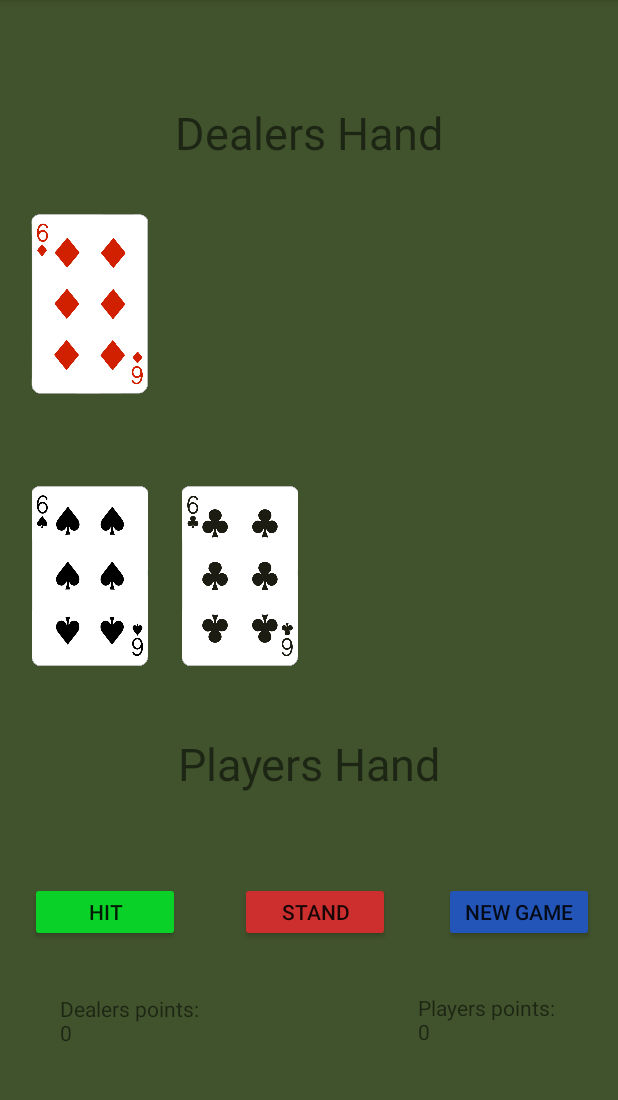
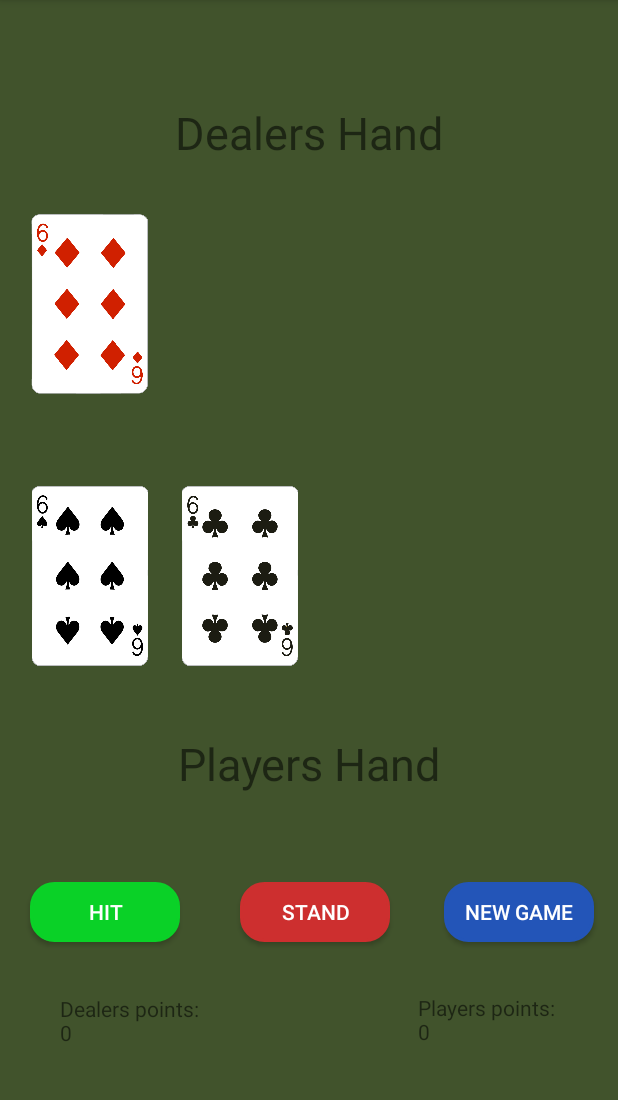
Before and after one commit to axelsode/CardGame, an Android app: the BlackJackActivity screen opened directly, with no data from a screen before it, on a phone screen of 412 x 824 dp, the part 84-1184 px from its top. Run offline under Robolectric (Android 15) with nearby library versions, the phone set to English and light mode, and no system bars.

Commit message:
Add new style for buttons

```diff
--- /dev/null
+++ b/app/src/main/res/drawable/button_default.xml
@@ -0,0 +1,22 @@
+<?xml version="1.0" encoding="utf-8"?>
+<shape xmlns:android="http://schemas.android.com/apk/res/android"
+    android:shape="rectangle">
+
+    <gradient
+        android:angle="90"
+        android:endColor="#6ca752"
+        android:startColor="#9dcf87" />
+
+    <padding
+        android:bottom="7dp"
+        android:top="7dp"
+        android:right="7dp"
+        android:left="7dp" />
+
+    <stroke
+        android:width="2dp"
+        android:color="#FFF" />
+
+    <corners android:radius="15dp" />
+
+</shape>
--- /dev/null
+++ b/app/src/main/res/drawable/costum_button.xml
@@ -0,0 +1,5 @@
+<?xml version="1.0" encoding="utf-8"?>
+<selector xmlns:android="http://schemas.android.com/apk/res/android">
+    <item
+        android:drawable="@drawable/button_default" />
+</selector>
--- a/app/src/main/res/values/styles.xml
+++ b/app/src/main/res/values/styles.xml
@@ -5,6 +5,12 @@
         <item name="colorPrimary">@color/colorPrimary</item>
         <item name="colorPrimaryDark">@color/colorPrimaryDark</item>
         <item name="colorAccent">@color/colorAccent</item>
+        <item name="buttonStyle">@style/costumButton</item>
+    </style>
+
+    <style name="costumButton" parent="Widget.AppCompat.Button">
+        <item name="android:background">@drawable/costum_button</item>
+        <item name="android:textColor">#FFF</item>
     </style>
 
 </resources>
```
